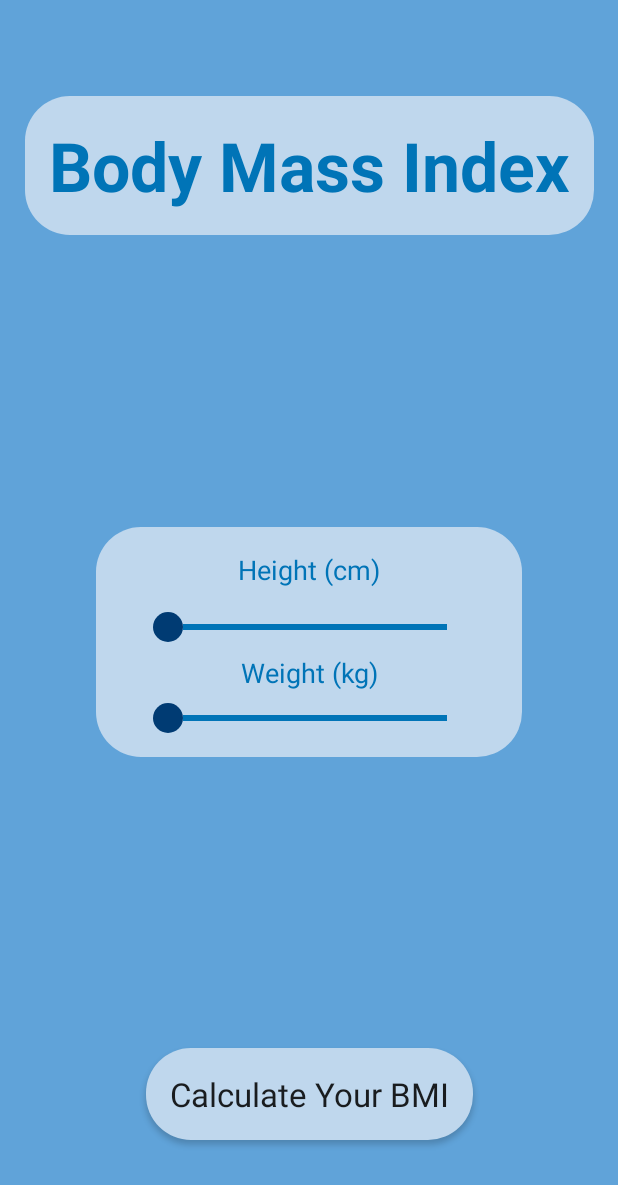
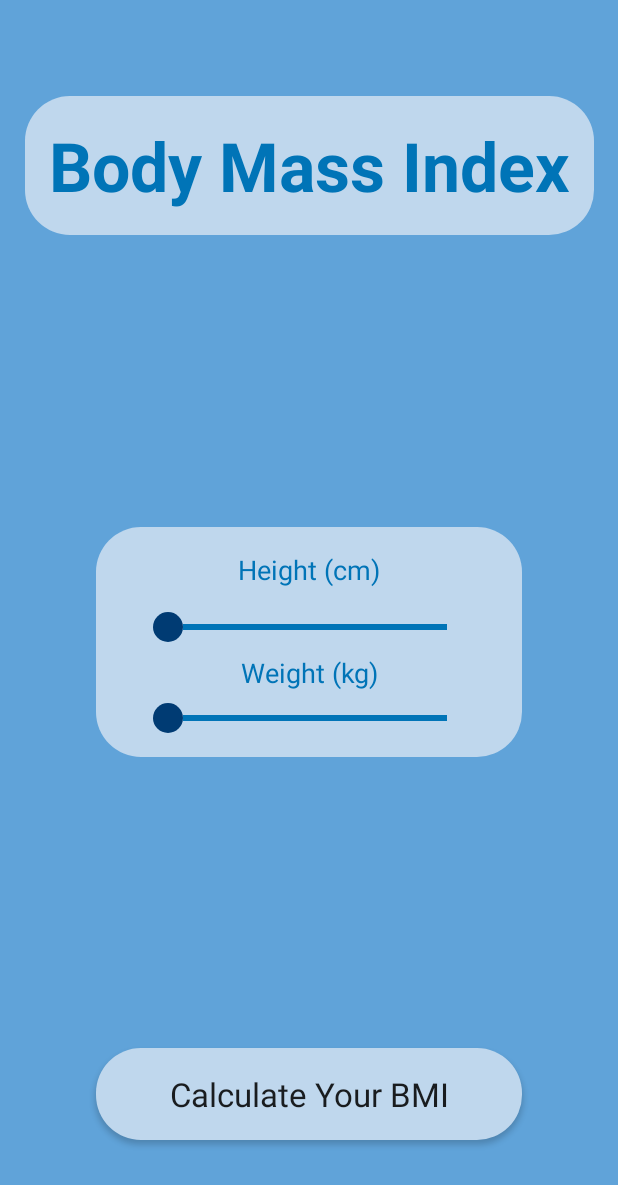
Before and after one commit to luke-sexton/BMI_Calculator, an Android app: the MetricActivity screen opened directly, with no data from a screen before it, on a phone screen of 412 x 824 dp. Shown: the top 1185 px of the screen. Run offline under Robolectric (Android 15) with nearby library versions, the phone set to English and light mode, and no system bars.

Commit message:
Adjust button width across all layouts.

```diff
--- a/app/src/main/res/layout/activity_imperial.xml
+++ b/app/src/main/res/layout/activity_imperial.xml
@@ -10,8 +10,10 @@
 
     <Button
         android:id="@+id/calculate_button"
-        android:layout_width="wrap_content"
+        android:layout_width="match_parent"
         android:layout_height="wrap_content"
+        android:layout_marginLeft="64dp"
+        android:layout_marginRight="64dp"
         android:layout_marginBottom="64dp"
         android:background="@drawable/rounded_background"
         android:onClick="calculateClicked"
--- a/app/src/main/res/layout/activity_main.xml
+++ b/app/src/main/res/layout/activity_main.xml
@@ -10,9 +10,12 @@
 
     <Button
         android:id="@+id/settings_button"
-        android:layout_width="wrap_content"
+        android:layout_width="match_parent"
         android:layout_height="wrap_content"
+        android:layout_marginLeft="64dp"
+        android:layout_marginRight="64dp"
         android:layout_marginBottom="64dp"
+
         android:background="@drawable/rounded_background"
         android:onClick="settingsClicked"
 
--- a/app/src/main/res/layout/activity_metric.xml
+++ b/app/src/main/res/layout/activity_metric.xml
@@ -10,11 +10,13 @@
 
     <Button
         android:id="@+id/calculate_button"
-        android:layout_width="wrap_content"
+        android:layout_width="match_parent"
         android:layout_height="wrap_content"
+        android:layout_marginLeft="64dp"
+        android:layout_marginRight="64dp"
         android:layout_marginBottom="64dp"
+        android:onClick="calculateClicked"
         android:background="@drawable/rounded_background"
-        android:onClick="calculateClicked"
 
         android:padding="16dp"
         android:text="@string/calculate_your_bmi"
```
